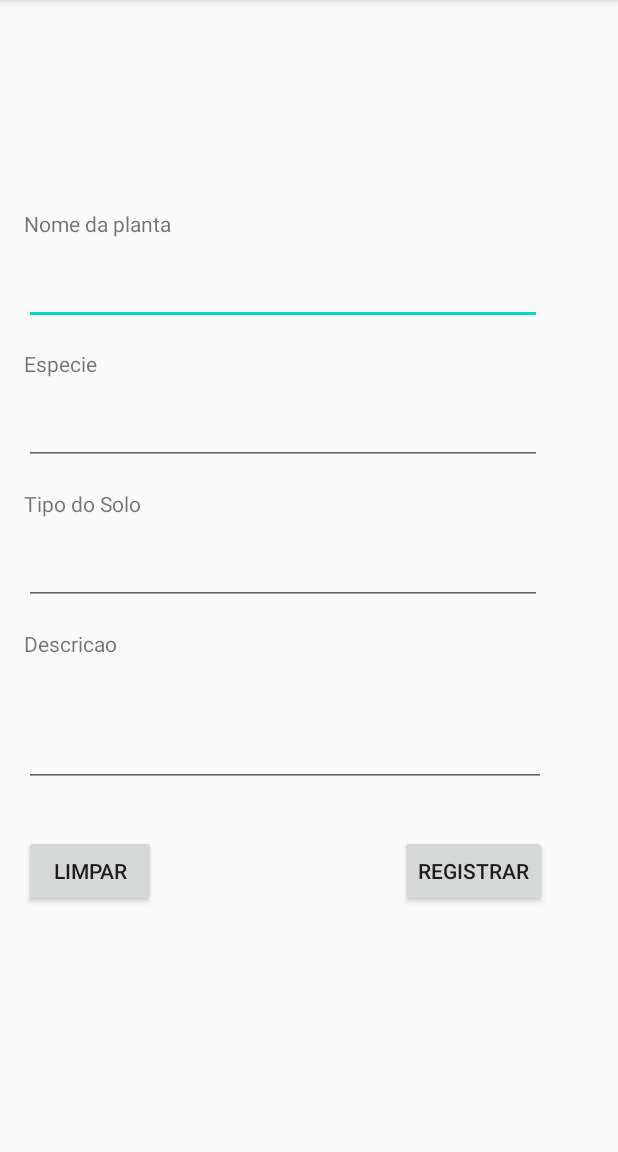
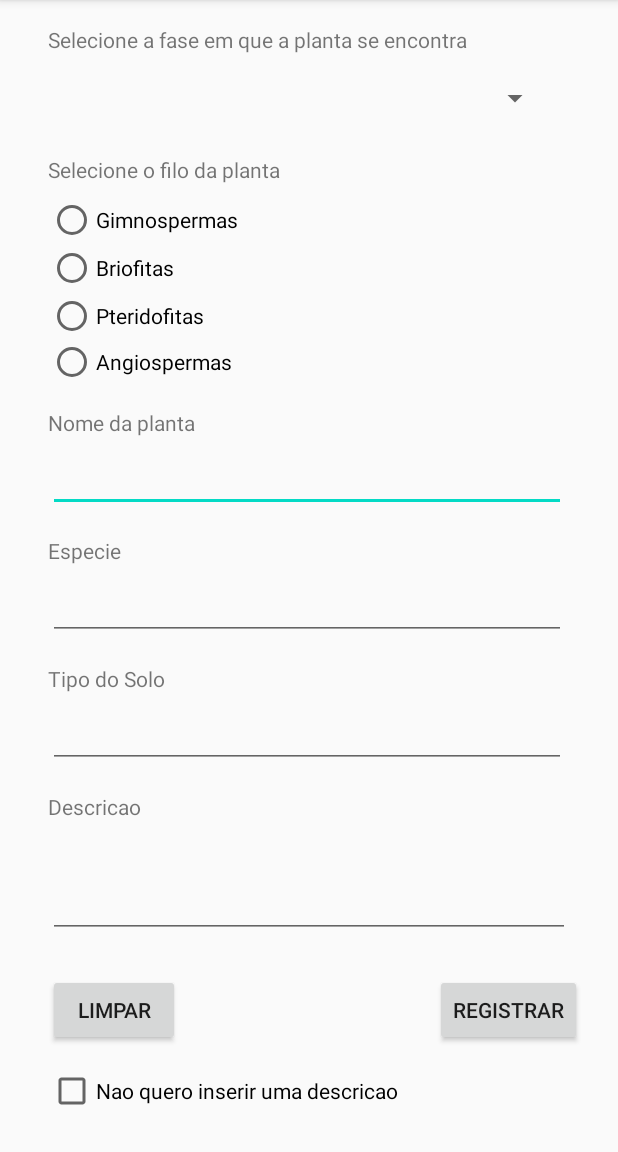
Before and after one commit to danielr0d/PlantControl, an Android app: the screen it shows after launch (MainActivity), after a tap on "REGISTRAR", on a phone screen of 412 x 824 dp, the part 84-1236 px from its top. Run offline under Robolectric (Android 15) with nearby library versions, the phone set to English and light mode, and no system bars; 1 other tap on this screen came first.

Commit message:
add editText, Buttons and Toast

```diff
--- a/app/src/main/java/com/example/plantcontrol/MainActivity.java
+++ b/app/src/main/java/com/example/plantcontrol/MainActivity.java
@@ -3,29 +3,63 @@ package com.example.plantcontrol;
 import android.os.Bundle;
 import android.support.v7.app.AppCompatActivity;
 import android.view.View;
+import android.widget.ArrayAdapter;
+import android.widget.CheckBox;
 import android.widget.EditText;
+import android.widget.RadioGroup;
+import android.widget.Spinner;
 import android.widget.Toast;
+
+import java.util.ArrayList;
 
 public class MainActivity extends AppCompatActivity {
 
     private EditText editTextPlantName, editTextPlantSpecies, editTextPlantSoil, editTextPlantAbout;
+    private CheckBox checkBoxInfo;
+    private RadioGroup radioGroupTypes;
+    private Spinner spinnerPeriod;
 
     @Override
     protected void onCreate(Bundle savedInstanceState) {
         super.onCreate(savedInstanceState);
         setContentView(R.layout.activity_main);
 
+        spinnerPeriod = findViewById(R.id.spinnerPeriod);
         editTextPlantName = findViewById(R.id.editTextPlantName);
         editTextPlantSpecies = findViewById(R.id.editTextPlantSpecies);
         editTextPlantSoil = findViewById(R.id.editTextPlantSoil);
         editTextPlantAbout = findViewById(R.id.editTextPlantAbout);
+        checkBoxInfo = findViewById(R.id.checkBoxInfo);
+        radioGroupTypes = findViewById(R.id.radioGroupTypes);
+
+    }
+
+    public void popularSpinner(){
+
+        ArrayList<String> lista = new ArrayList<>();
+
+        lista.add(getString(R.string.germ));
+        lista.add(getString(R.string.emerg));
+        lista.add(getString(R.string.vegt));
+        lista.add(getString(R.string.reprd));
+
+        ArrayAdapter<String> adapter =
+                new ArrayAdapter<>(this,
+                        android.R.layout.simple_list_item_1,
+                        lista);
+
+        spinnerPeriod.setAdapter(adapter);
     }
 
     public void cleanText(View view){
+
         editTextPlantName.setText(null);
         editTextPlantSpecies.setText(null);
         editTextPlantSoil.setText(null);
         editTextPlantAbout.setText(null);
+        checkBoxInfo.setChecked(false);
+        radioGroupTypes.clearCheck();
+
 
         Toast.makeText(this,
                 R.string.cleanFields,
@@ -38,13 +72,55 @@ public class MainActivity extends AppCompatActivity {
     }
 
     public void showInfos(View view){
+
         String plantName = editTextPlantName.getText().toString();
+        String msgCheckBox;
+        String msgRadioGroup = "";
+        String msgSpinner = "";
+        String ling = (String) spinnerPeriod.getSelectedItem();
+
+        if (ling != null) {
+            msgSpinner = ling +getString(R.string.was_selected);
+        } else {
+            msgSpinner = "nenhum periodo foi selecionado";
+        }
 
         if (plantName == null || plantName.trim().isEmpty())
             Toast.makeText(this, R.string.nameError, Toast.LENGTH_LONG).show();
 
+        if (checkBoxInfo.isChecked()){
+            msgCheckBox = " a planta nao possui descricao";
+        } else {
+            msgCheckBox = " a planta possui descricao";
+        }
+
+        switch (radioGroupTypes.getCheckedRadioButtonId()){
+            case R.id.radioButtonAngiosperma:
+                msgRadioGroup = "Angiosperma";
+                break;
+            case R.id.radioButtonBriofita:
+                msgRadioGroup = "Briofita";
+                break;
+
+            case R.id.radioButtonPteridofita:
+                msgRadioGroup = "Pteridofita";
+                break;
+
+            case R.id.radioButtonGimnosperma:
+                msgRadioGroup = "Gimnosperma";
+                break;
+
+        }
+
         Toast.makeText(this,
-                "A planta "+ plantName + " foi registrada",
+                "A planta " + plantName + " foi registrada e " + msgCheckBox + " O filo escolhido foi: " + msgRadioGroup + " e o periodo dela e: "+ msgSpinner ,
                 Toast.LENGTH_LONG).show();
+
+
+    }
+
+
+    public void uncheckBox(View view){
+        checkBoxInfo.setChecked(false);
     }
 }
--- a/app/src/main/res/layout/activity_main.xml
+++ b/app/src/main/res/layout/activity_main.xml
@@ -4,39 +4,26 @@
     xmlns:tools="http://schemas.android.com/tools"
     android:layout_width="match_parent"
     android:layout_height="match_parent"
-    android:onClick="cleanText"
     tools:context=".MainActivity">
 
     <TextView
         android:id="@+id/textViewPlantName"
         android:layout_width="wrap_content"
         android:layout_height="wrap_content"
-        android:layout_marginStart="16dp"
-        android:layout_marginLeft="16dp"
-        android:layout_marginTop="139dp"
+        android:layout_marginStart="32dp"
+        android:layout_marginLeft="32dp"
+        android:layout_marginTop="272dp"
         android:text="@string/nome"
         app:layout_constraintStart_toStartOf="parent"
         app:layout_constraintTop_toTopOf="parent"
         tools:text="Nome da planta" />
 
-    <EditText
-        android:id="@+id/editTextPlantAbout"
-        android:layout_width="348dp"
-        android:layout_height="70dp"
-        android:layout_marginStart="16dp"
-        android:layout_marginLeft="16dp"
-        android:layout_marginTop="16dp"
-        android:ems="10"
-        android:inputType="textPersonName"
-        app:layout_constraintStart_toStartOf="parent"
-        app:layout_constraintTop_toBottomOf="@+id/textView4" />
-
     <TextView
         android:id="@+id/textView4"
         android:layout_width="wrap_content"
         android:layout_height="wrap_content"
-        android:layout_marginStart="16dp"
-        android:layout_marginLeft="16dp"
+        android:layout_marginStart="32dp"
+        android:layout_marginLeft="32dp"
         android:layout_marginTop="16dp"
         android:text="@string/descricao"
         app:layout_constraintStart_toStartOf="parent"
@@ -46,8 +33,8 @@
         android:id="@+id/textView2"
         android:layout_width="wrap_content"
         android:layout_height="wrap_content"
-        android:layout_marginStart="16dp"
-        android:layout_marginLeft="16dp"
+        android:layout_marginStart="32dp"
+        android:layout_marginLeft="32dp"
         android:layout_marginTop="16dp"
         android:text="@string/especie"
         app:layout_constraintStart_toStartOf="parent"
@@ -57,9 +44,9 @@
         android:id="@+id/editTextPlantName"
         android:layout_width="345dp"
         android:layout_height="42dp"
-        android:layout_marginStart="16dp"
-        android:layout_marginLeft="16dp"
-        android:layout_marginTop="16dp"
+        android:layout_marginStart="32dp"
+        android:layout_marginLeft="32dp"
+        android:layout_marginTop="8dp"
         android:ems="10"
         android:inputType="textPersonName|textCapWords"
         app:layout_constraintStart_toStartOf="parent"
@@ -69,8 +56,8 @@
         android:id="@+id/textView3"
         android:layout_width="wrap_content"
         android:layout_height="wrap_content"
-        android:layout_marginStart="16dp"
-        android:layout_marginLeft="16dp"
+        android:layout_marginStart="32dp"
+        android:layout_marginLeft="32dp"
         android:layout_marginTop="16dp"
         android:text="@string/solo"
         app:layout_constraintStart_toStartOf="parent"
@@ -80,9 +67,9 @@
         android:id="@+id/editTextPlantSpecies"
         android:layout_width="345dp"
         android:layout_height="42dp"
-        android:layout_marginStart="16dp"
-        android:layout_marginLeft="16dp"
-        android:layout_marginTop="16dp"
+        android:layout_marginStart="32dp"
+        android:layout_marginLeft="32dp"
+        android:layout_marginTop="8dp"
         android:ems="10"
         android:inputType="textPersonName|textCapWords"
         app:layout_constraintStart_toStartOf="parent"
@@ -92,9 +79,9 @@
         android:id="@+id/editTextPlantSoil"
         android:layout_width="345dp"
         android:layout_height="42dp"
-        android:layout_marginStart="16dp"
-        android:layout_marginLeft="16dp"
-        android:layout_marginTop="16dp"
+        android:layout_marginStart="32dp"
+        android:layout_marginLeft="32dp"
+        android:layout_marginTop="8dp"
         android:ems="10"
         android:inputType="textPersonName"
         app:layout_constraintStart_toStartOf="parent"
@@ -104,9 +91,9 @@
         android:id="@+id/button"
         android:layout_width="wrap_content"
         android:layout_height="wrap_content"
-        android:layout_marginStart="16dp"
-        android:layout_marginLeft="16dp"
-        android:layout_marginTop="32dp"
+        android:layout_marginStart="32dp"
+        android:layout_marginLeft="32dp"
+        android:layout_marginTop="24dp"
         android:onClick="cleanText"
         android:text="@string/limpar"
         app:layout_constraintStart_toStartOf="parent"
@@ -116,12 +103,102 @@
         android:id="@+id/button2"
         android:layout_width="wrap_content"
         android:layout_height="wrap_content"
-        android:layout_marginTop="32dp"
-        android:layout_marginEnd="47dp"
-        android:layout_marginRight="47dp"
+        android:layout_marginTop="24dp"
+        android:layout_marginEnd="24dp"
+        android:layout_marginRight="24dp"
         android:onClick="showInfos"
         android:text="Registrar"
         app:layout_constraintEnd_toEndOf="parent"
         app:layout_constraintTop_toBottomOf="@+id/editTextPlantAbout" />
 
+    <CheckBox
+        android:id="@+id/checkBoxInfo"
+        android:layout_width="wrap_content"
+        android:layout_height="wrap_content"
+        android:layout_marginStart="32dp"
+        android:layout_marginLeft="32dp"
+        android:layout_marginTop="86dp"
+        android:text="@string/checkboxPlantInfo"
+        app:layout_constraintStart_toStartOf="parent"
+        app:layout_constraintTop_toBottomOf="@+id/editTextPlantAbout" />
+
+    <EditText
+        android:id="@+id/editTextPlantAbout"
+        android:layout_width="348dp"
+        android:layout_height="70dp"
+        android:layout_marginStart="32dp"
+        android:layout_marginLeft="32dp"
+        android:layout_marginTop="8dp"
+        android:ems="10"
+        android:inputType="textPersonName"
+        app:layout_constraintStart_toStartOf="parent"
+        app:layout_constraintTop_toBottomOf="@+id/textView4" />
+
+    <RadioGroup
+        android:id="@+id/radioGroupTypes"
+        android:layout_width="156dp"
+        android:layout_height="125dp"
+        android:layout_marginStart="32dp"
+        android:layout_marginLeft="32dp"
+        android:layout_marginBottom="16dp"
+        app:layout_constraintBottom_toTopOf="@+id/textViewPlantName"
+        app:layout_constraintStart_toStartOf="parent">
+
+        <RadioButton
+            android:id="@+id/radioButtonGimnosperma"
+            android:layout_width="match_parent"
+            android:layout_height="wrap_content"
+            android:text="@string/gimnospermas" />
+
+        <RadioButton
+            android:id="@+id/radioButtonBriofita"
+            android:layout_width="match_parent"
+            android:layout_height="wrap_content"
+            android:text="@string/briofitas" />
+
+        <RadioButton
+            android:id="@+id/radioButtonPteridofita"
+            android:layout_width="match_parent"
+            android:layout_height="wrap_content"
+            android:text="@string/pteridofitas" />
+
+        <RadioButton
+            android:id="@+id/radioButtonAngiosperma"
+            android:layout_width="match_parent"
+            android:layout_height="wrap_content"
+            android:text="@string/angiospermas" />
+    </RadioGroup>
+
+    <Spinner
+        android:id="@+id/spinnerPeriod"
+        android:layout_width="367dp"
+        android:layout_height="43dp"
+        android:layout_marginBottom="16dp"
+        android:padding="8dp"
+        android:spinnerMode="dialog"
+        app:layout_constraintBottom_toTopOf="@+id/textView"
+        tools:layout_editor_absoluteX="32dp" />
+
+    <TextView
+        android:id="@+id/textView"
+        android:layout_width="wrap_content"
+        android:layout_height="wrap_content"
+        android:layout_marginStart="32dp"
+        android:layout_marginLeft="32dp"
+        android:layout_marginBottom="8dp"
+        android:text="@string/sel_filo"
+        app:layout_constraintBottom_toTopOf="@+id/radioGroupTypes"
+        app:layout_constraintStart_toStartOf="parent" />
+
+    <TextView
+        android:id="@+id/textView5"
+        android:layout_width="wrap_content"
+        android:layout_height="wrap_content"
+        android:layout_marginStart="32dp"
+        android:layout_marginLeft="32dp"
+        android:layout_marginBottom="8dp"
+        android:text="@string/sel_phase"
+        app:layout_constraintBottom_toTopOf="@+id/spinnerPeriod"
+        app:layout_constraintStart_toStartOf="parent" />
+
 </android.support.constraint.ConstraintLayout>
--- a/app/src/main/res/values/strings.xml
+++ b/app/src/main/res/values/strings.xml
@@ -7,4 +7,18 @@
     <string name="descricao">Descricao</string>
     <string name="nameError">Preencha os dados da planta!</string>
     <string name="cleanFields">Os campos foram limpos</string>
+    <string name="checkboxPlantInfo">Nao quero inserir uma descricao</string>
+    <string name="briofitas">Briofitas</string>
+    <string name="gimnospermas">Gimnospermas</string>
+    <string name="angiospermas">Angiospermas</string>
+    <string name="pteridofitas">Pteridofitas</string>
+    <string name="germ">Germinacao</string>
+    <string name="emerg">Emergencia</string>
+    <string name="vegt">Vegetativo</string>
+    <string name="reprd">Reprodutivo</string>
+    <string name="was_selected">foi selecionado</string>
+    <string name="sel_phase">Selecione a fase em que a planta se encontra</string>
+    <string name="sel_filo">Selecione o filo da planta</string>
+
+
 </resources>
```
